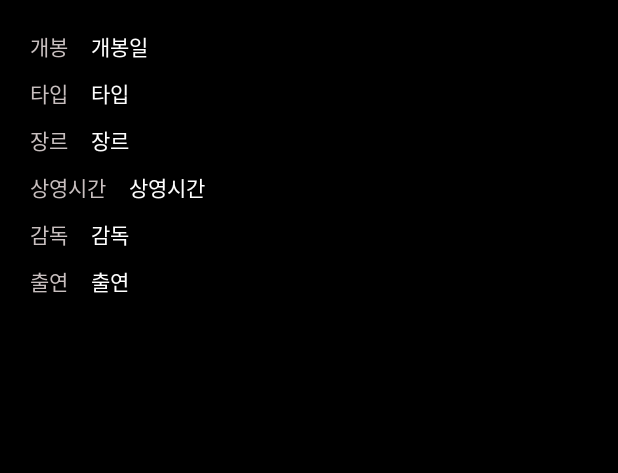
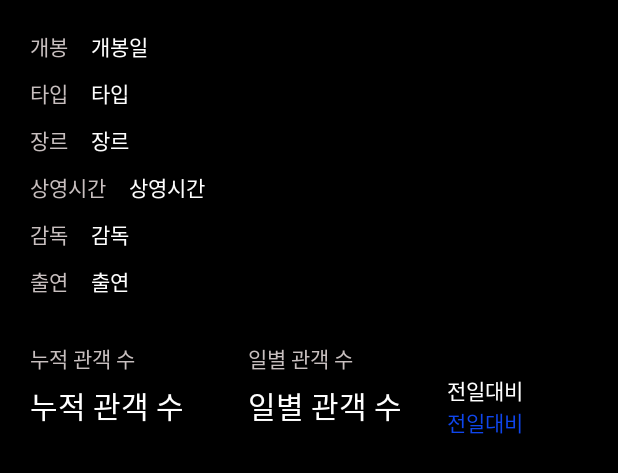
Before and after one commit to OliviaYJH/Megabox_Clone, an Android app: the layout fragment_movie_info.xml on its own in the app's theme, with its tools: preview values and no code run, on a phone screen of 412 x 824 dp. Shown: the top 473 px of the screen. Run offline under Robolectric (Android 15) with nearby library versions, the phone set to English and light mode, and no system bars.

Commit message:
fixed: MovieInfoFragment

```diff
--- a/app/src/main/java/com/example/rc_aos_megabox/MovieInfoActivity.kt
+++ b/app/src/main/java/com/example/rc_aos_megabox/MovieInfoActivity.kt
@@ -75,7 +75,8 @@ class MovieInfoActivity : AppCompatActivity() {
     private fun replaceView(tab: Fragment){
 
         val bundle = Bundle()
-        bundle.putString("movieCd",intent.getStringExtra("movieCd") )
+        bundle.putString("movieCd",intent.getStringExtra("movieCd"))
+        bundle.putString("id", intent.getStringExtra("id"))
         tab.arguments = bundle
 
         var selectedFragment: Fragment?= null
--- /dev/null
+++ b/app/src/main/java/com/example/rc_aos_megabox/weekly/BoxOfficeResult.kt
@@ -0,0 +1,6 @@
+package com.example.rc_aos_megabox.weekly
+
+data class BoxOfficeResult(
+    val boxofficeType: String,
+    val weeklyBoxOfficeList: List<Any>
+)
--- /dev/null
+++ b/app/src/main/java/com/example/rc_aos_megabox/weekly/WeeklyResponse.kt
@@ -0,0 +1,5 @@
+package com.example.rc_aos_megabox.weekly
+
+data class WeeklyResponse(
+    val boxOfficeResult: BoxOfficeResult
+)
--- /dev/null
+++ b/app/src/main/res/drawable/down.xml
@@ -0,0 +1,5 @@
+<vector android:height="24dp" android:tint="#E21212"
+    android:viewportHeight="24" android:viewportWidth="24"
+    android:width="24dp" xmlns:android="http://schemas.android.com/apk/res/android">
+    <path android:fillColor="@android:color/white" android:pathData="M16.59,8.59L12,13.17 7.41,8.59 6,10l6,6 6,-6z"/>
+</vector>
--- /dev/null
+++ b/app/src/main/res/drawable/up.xml
@@ -0,0 +1,5 @@
+<vector android:height="24dp" android:tint="#0445FF"
+    android:viewportHeight="24" android:viewportWidth="24"
+    android:width="24dp" xmlns:android="http://schemas.android.com/apk/res/android">
+    <path android:fillColor="@android:color/white" android:pathData="M12,8l-6,6 1.41,1.41L12,10.83l4.59,4.58L18,14z"/>
+</vector>
--- a/app/src/main/res/layout/activity_movie_info.xml
+++ b/app/src/main/res/layout/activity_movie_info.xml
@@ -62,6 +62,7 @@
         android:id="@+id/constraint_movieNm"
         android:layout_width="match_parent"
         android:layout_height="wrap_content"
+        android:layout_marginBottom="40dp"
         app:layout_constraintTop_toBottomOf="@+id/header_linear"
         >
         <ImageView
@@ -179,7 +180,7 @@
         <FrameLayout
             android:id="@+id/tab_framelayout"
             android:layout_width="match_parent"
-            android:layout_height="match_parent"
+            android:layout_height="wrap_content"
             app:layout_constraintTop_toBottomOf="@+id/info_tablayout"
             />
     </androidx.constraintlayout.widget.ConstraintLayout>
--- a/app/src/main/res/layout/fragment_movie_info.xml
+++ b/app/src/main/res/layout/fragment_movie_info.xml
@@ -5,6 +5,7 @@
     android:layout_height="match_parent"
     android:background="@color/black"
     tools:context=".movieInfo.MovieInfoFragment">
+
 
     <LinearLayout
         android:layout_width="match_parent"
@@ -121,6 +122,75 @@
                 android:textColor="@color/white"
                 android:layout_marginLeft="15dp"/>
         </LinearLayout>
+        <LinearLayout
+            android:layout_width="match_parent"
+            android:layout_height="wrap_content"
+            android:layout_marginTop="30dp"
+            android:orientation="horizontal">
+            <LinearLayout
+                android:layout_width="wrap_content"
+                android:layout_height="wrap_content"
+                android:orientation="vertical"
+                android:layout_weight="1">
+                <TextView
+                    android:layout_width="wrap_content"
+                    android:layout_height="wrap_content"
+                    android:text="누적 관객 수"
+                    android:textColor="#C8BFBF"/>
+                <TextView
+                    android:id="@+id/tv_customer_num"
+                    android:layout_width="wrap_content"
+                    android:layout_height="wrap_content"
+                    android:text="누적 관객 수"
+                    android:textColor="@color/white"
+                    android:textSize="20dp"
+                    android:layout_marginTop="6dp"/>
+            </LinearLayout>
+            <LinearLayout
+                android:layout_width="wrap_content"
+                android:layout_height="wrap_content"
+                android:orientation="vertical"
+                android:layout_weight="1">
+                <TextView
+                    android:layout_width="wrap_content"
+                    android:layout_height="wrap_content"
+                    android:text="일별 관객 수"
+                    android:textColor="#C8BFBF"/>
+                <LinearLayout
+                    android:layout_width="wrap_content"
+                    android:layout_height="wrap_content"
+                    android:orientation="horizontal">
+                    <TextView
+                        android:id="@+id/tv_daily_customer_num"
+                        android:layout_width="wrap_content"
+                        android:layout_height="wrap_content"
+                        android:text="일별 관객 수"
+                        android:textColor="@color/white"
+                        android:textSize="20dp"
+                        android:layout_marginTop="6dp"/>
+                    <LinearLayout
+                        android:layout_width="wrap_content"
+                        android:layout_height="wrap_content"
+                        android:layout_marginLeft="30dp"
+                        android:orientation="vertical">
+                        <TextView
+                            android:layout_width="wrap_content"
+                            android:layout_height="wrap_content"
+                            android:text="전일대비"
+                            android:textColor="@color/white"/>
+                        <TextView
+                            android:id="@+id/tv_change"
+                            android:layout_width="wrap_content"
+                            android:layout_height="wrap_content"
+                            android:text="전일대비"
+                            android:textColor="#0F46ED"/>
+                    </LinearLayout>
+                </LinearLayout>
+
+
+            </LinearLayout>
+        </LinearLayout>
     </LinearLayout>
 
+
 </FrameLayout>
```
Also changed, not shown: app/src/main/java/com/example/rc_aos_megabox/movieInfo/MovieInfoFragment.kt (+21 -4 lines).
